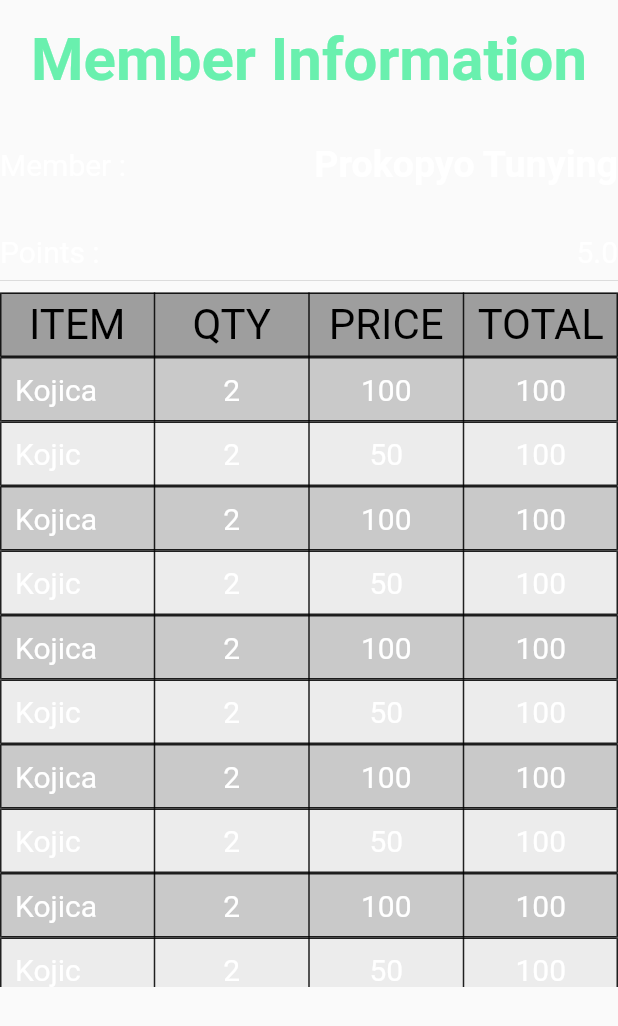
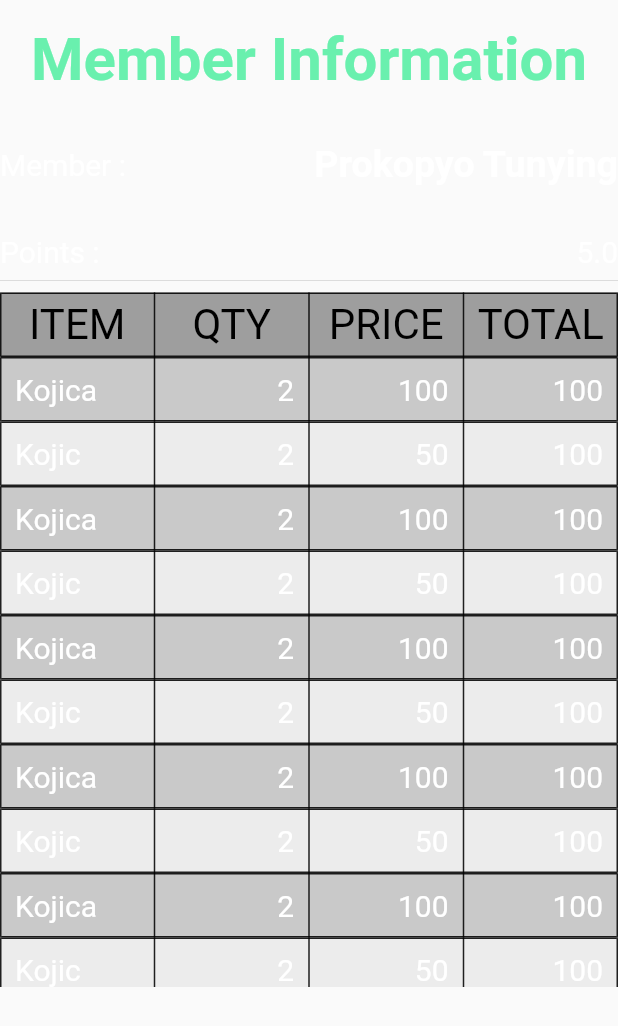
Before and after one commit to jervinmc/possystem, a Flutter app: the MemberInfo widget shown alone on an empty page, opened directly, on a phone screen of 412 x 824 dp. Shown: the top 1026 px of the screen. Run offline on Flutter 3.47's test engine with Material 2 defaults, Android fonts, the phone set to English and light mode, and no system bars; our stand-ins replace awesome_dialog, flutter_screenutil, font_awesome_flutter, simple_animations; missing offline and left inert: stepper_touch, sunmi_aidl_print; Roboto replaces fonts that are missing (style).

Commit message:
price align

```diff
--- a/lib/homepage.dart
+++ b/lib/homepage.dart
@@ -62,7 +62,7 @@ class RadialAnimation extends StatelessWidget {
               scale: scale.value-1.5,
               child:  FloatingActionButton(
                 heroTag: "btn1",
-              child: Icon(FontAwesomeIcons.stream,color: Colors.orange,),
+              child: Icon(FontAwesomeIcons.stream,color: Colors.orange),
             onPressed: _close,
             backgroundColor: Colors.transparent,
             ),
@@ -415,7 +415,7 @@ controller=AnimationController(duration: Duration(milliseconds: 900),vsync: this
     keyboardType: TextInputType.text,
     decoration: InputDecoration(
         icon: Container(
-          padding: EdgeInsets.only(left: 10),
+          padding: EdgeInsets.only(left: 13),
           height: 50,
           width: 70,
          child: Image.asset("assets/q3.png", fit: BoxFit.cover),
@@ -437,7 +437,7 @@ controller=AnimationController(duration: Duration(milliseconds: 900),vsync: this
     ),
     Container(
 
-      padding: EdgeInsets.all(10),
+      padding: EdgeInsets.all(5),
       child:  tableres(),
     )
 
@@ -489,7 +489,6 @@ controller=AnimationController(duration: Duration(milliseconds: 900),vsync: this
                              Row(
                                mainAxisAlignment: MainAxisAlignment.spaceBetween,
                                children: <Widget>[
-
                                textCustom("VAT : ", 23, Colors.white, "style"),
                                textCustom1("0", 23, Colors.white, "style",FontWeight.bold),
                              ],),
@@ -612,7 +611,7 @@ class tableres extends StatefulWidget {
 }
 
 class _tableresState extends State<tableres> {
-  List productName=["Head and Shoulder","Kojic white","Safeguard Family Size XXL"];
+  List productName=["Head and Shoulder","Kojic white","Safeguard Family"];
   List quantity=[1,1,1];
   int itemCounter=5;
   TextEditingController qtyCtrlr=new TextEditingController();
@@ -683,11 +682,9 @@ class _tableresState extends State<tableres> {
           Container(padding: EdgeInsets.all(10),
                 child:
                    Center(child:  textCustom("QUANTITY", 25, Colors.black, ""),)
-
                 ),
            Container(padding: EdgeInsets.all(10),
                 child: Center(child:  textCustom("PRICE", 25, Colors.black, ""),)),
-
             ]
           )],
 
@@ -741,7 +738,7 @@ class _tableresState extends State<tableres> {
                         child: textCustom("${quantity[index]}", 25, Colors.black, "style"),
                       ),
                      IconButton(
-                    icon:  Icon(Icons.add,color: Colors.green,),
+                    icon:  Icon(Icons.add,color: Colors.green),
                     onPressed: (){
                       setState(() {
                           quantity[index]=quantity[index]+1;
@@ -755,10 +752,14 @@ class _tableresState extends State<tableres> {
 
                   ],
                 )),
-            Center(
-              child: Container(padding: EdgeInsets.all(10),
+             Column(
+               crossAxisAlignment: CrossAxisAlignment.end,
+               children: <Widget>[
+                 Container(padding: EdgeInsets.all(10),
                 child: textCustom("Php 50.00", 20, Colors.black, ""),),
+               ],
              ),
+
             ]
           )],
 
@@ -811,11 +812,13 @@ class _tableresState extends State<tableres> {
 
                   ],
                 )),
-            Center(
-              child: Container(padding: EdgeInsets.all(10),
+             Column(
+               crossAxisAlignment: CrossAxisAlignment.end,
+               children: <Widget>[
+                 Container(padding: EdgeInsets.all(10),
                 child: textCustom("Php 150.00", 20, Colors.black, ""),),
+               ],
              ),
-
             ]
           )],
 
@@ -933,20 +936,31 @@ class _MemberInfoState extends State<MemberInfo> {
             border: TableBorder.all(width: 1,color: Colors.black87),
           children: [TableRow(
             children:[
+
              Container(padding: EdgeInsets.all(10),
                 child: textCustom("Kojic", 20, Colors.white, "",),),
-            Center(
-              child: Container(padding: EdgeInsets.all(10),
+             Column(
+               crossAxisAlignment: CrossAxisAlignment.end,
+               children: <Widget>[
+                 Container(padding: EdgeInsets.all(10),
                 child: textCustom("2", 20, Colors.white, ""),),
+               ],
              ),
-           Center(
-             child:  Container(padding: EdgeInsets.all(10),
+             Column(
+               crossAxisAlignment: CrossAxisAlignment.end,
+               children: <Widget>[
+                 Container(padding: EdgeInsets.all(10),
                 child: textCustom("50", 20, Colors.white, ""),),
+               ],
              ),
-           Center(
-             child: Container(padding: EdgeInsets.all(10),
+             Column(
+               crossAxisAlignment: CrossAxisAlignment.end,
+               children: <Widget>[
+                 Container(padding: EdgeInsets.all(10),
                 child: textCustom("100", 20, Colors.white, ""),),
+               ],
              ),
+
             ]
           )],
 
@@ -959,18 +973,28 @@ class _MemberInfoState extends State<MemberInfo> {
             children:[
             Container(padding: EdgeInsets.all(10),
                 child: textCustom("Kojica", 20, Colors.white, ""),),
-            Center(
-              child: Container(padding: EdgeInsets.all(10),
+            Column(
+              crossAxisAlignment: CrossAxisAlignment.end,
+              children: <Widget>[
+                Container(padding: EdgeInsets.all(10),
                 child: textCustom("2", 20, Colors.white, ""),),
+              ],
             ),
-            Center(
-              child: Container(padding: EdgeInsets.all(10),
+            Column(
+              crossAxisAlignment: CrossAxisAlignment.end,
+              children: <Widget>[
+                Container(padding: EdgeInsets.all(10),
                  child: textCustom("100", 20, Colors.white, ""),),
+              ],
             ),
-            Center(
-              child:       Container(padding: EdgeInsets.all(10),
+            Column(
+              crossAxisAlignment: CrossAxisAlignment.end,
+              children: <Widget>[
+                Container(padding: EdgeInsets.all(10),
                  child: textCustom("100", 20, Colors.white, ""),),
+              ],
             ),
+
 
             ]
           )],
--- a/lib/homescreen.dart
+++ b/lib/homescreen.dart
@@ -1,4 +1,3 @@
-import 'package:possystem/homepage.dart';
 import 'package:possystem/signin.dart';
 import 'transition.dart';
 import 'fadeAnimation.dart';
```
Also changed, not shown: lib/Signin.dart (+0 -12 lines). Lines whose indentation alone changed are shown as unchanged.
